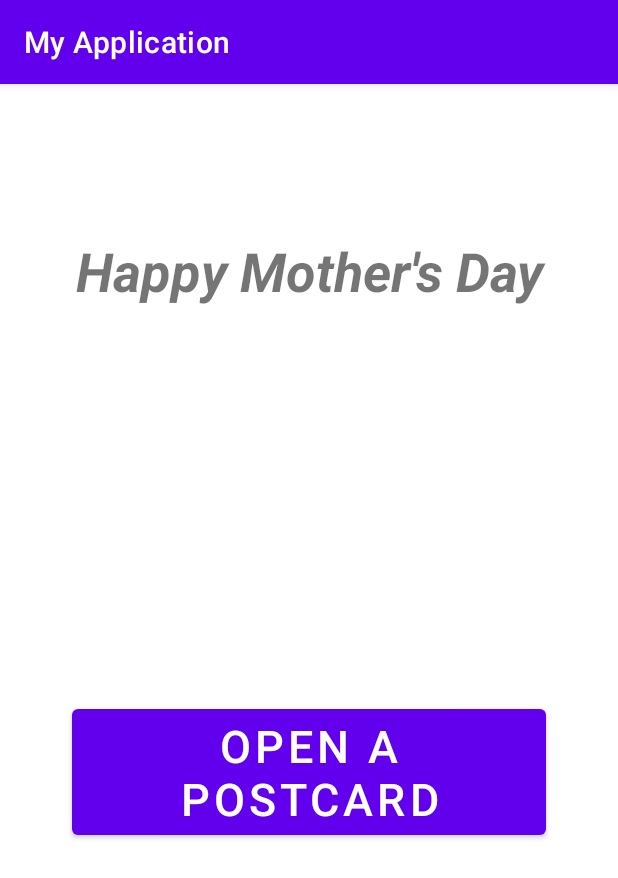
After one commit to Dmitry-Zv/My-application, an Android app: the Homework6 screen opened directly, with no data from a screen before it, on a phone screen of 412 x 824 dp. The commit adds this screen. Shown: the top 878 px of the screen. Run offline under Robolectric (Android 15) with nearby library versions, the phone set to English and light mode, and no system bars.

Commit message:
Add new activity and two fragments

```diff
--- a/app/src/main/AndroidManifest.xml
+++ b/app/src/main/AndroidManifest.xml
@@ -11,12 +11,13 @@
         android:roundIcon="@mipmap/ic_launcher_round"
         android:supportsRtl="true"
         android:theme="@style/AppTheme">
-        <activity android:name=".homework5.HomePage"></activity>
+        <activity android:name=".homework6.Homework6"></activity>
+        <activity android:name=".homework5.HomePage" />
         <activity android:name=".homework5.Homework5" />
         <activity android:name=".homework3.Homework3" />
         <activity android:name=".homework2.CatAnimation" />
         <activity android:name=".homework2.Flag" />
-        <activity android:name=".homework4.Homework4"/>
+        <activity android:name=".homework4.Homework4" />
         <activity android:name=".homework2.Homework2" />
         <activity android:name=".Homework1" />
         <activity android:name=".MainActivity">
--- a/app/src/main/java/by/zharikov/myapplication/MainActivity.kt
+++ b/app/src/main/java/by/zharikov/myapplication/MainActivity.kt
@@ -7,6 +7,7 @@ import by.zharikov.myapplication.homework2.Homework2
 import by.zharikov.myapplication.homework3.Homework3
 import by.zharikov.myapplication.homework4.Homework4
 import by.zharikov.myapplication.homework5.Homework5
+import by.zharikov.myapplication.homework6.Homework6
 import kotlinx.android.synthetic.main.activity_main.*
 
 class MainActivity : AppCompatActivity() {
@@ -33,5 +34,9 @@ class MainActivity : AppCompatActivity() {
             val intent = Intent(this, Homework5::class.java)
             startActivity(intent)
         }
+        button6.setOnClickListener {
+            val intent = Intent(this, Homework6::class.java)
+            startActivity(intent)
+        }
     }
 }
--- /dev/null
+++ b/app/src/main/java/by/zharikov/myapplication/homework6/Homework6.kt
@@ -0,0 +1,12 @@
+package by.zharikov.myapplication.homework6
+
+import androidx.appcompat.app.AppCompatActivity
+import android.os.Bundle
+import by.zharikov.myapplication.R
+
+class Homework6 : AppCompatActivity() {
+    override fun onCreate(savedInstanceState: Bundle?) {
+        super.onCreate(savedInstanceState)
+        setContentView(R.layout.activity_homework6)
+    }
+}
--- /dev/null
+++ b/app/src/main/java/by/zharikov/myapplication/homework6/PostcardFragment1.kt
@@ -0,0 +1,28 @@
+package by.zharikov.myapplication.homework6
+
+import android.os.Bundle
+import android.view.LayoutInflater
+import android.view.View
+import android.view.ViewGroup
+import androidx.fragment.app.Fragment
+import androidx.navigation.fragment.findNavController
+import by.zharikov.myapplication.R
+import kotlinx.android.synthetic.main.postcard_fragment1.*
+
+class PostcardFragment1 : Fragment() {
+    override fun onCreateView(
+        inflater: LayoutInflater,
+        container: ViewGroup?,
+        savedInstanceState: Bundle?
+    ): View? {
+        return inflater.inflate(R.layout.postcard_fragment1, container,  false)
+    }
+
+    override fun onViewCreated(view: View, savedInstanceState: Bundle?) {
+        super.onViewCreated(view, savedInstanceState)
+        open_postcard_button.setOnClickListener {
+            val nav = findNavController()
+            nav.navigate(R.id.showPostcardFragment2)
+        }
+    }
+}
--- /dev/null
+++ b/app/src/main/java/by/zharikov/myapplication/homework6/PostcardFragment2.kt
@@ -0,0 +1,6 @@
+package by.zharikov.myapplication.homework6
+
+import androidx.fragment.app.Fragment
+
+class PostcardFragment2 : Fragment() {
+}
--- /dev/null
+++ b/app/src/main/res/layout/activity_homework6.xml
@@ -0,0 +1,17 @@
+<?xml version="1.0" encoding="utf-8"?>
+<androidx.constraintlayout.widget.ConstraintLayout xmlns:android="http://schemas.android.com/apk/res/android"
+    xmlns:app="http://schemas.android.com/apk/res-auto"
+    xmlns:tools="http://schemas.android.com/tools"
+    android:layout_width="match_parent"
+    android:layout_height="match_parent"
+    tools:context=".homework6.Homework6">
+
+    <fragment
+        android:id="@+id/navigation_container_postcard"
+        android:name="androidx.navigation.fragment.NavHostFragment"
+        android:layout_width="match_parent"
+        android:layout_height="match_parent"
+        app:defaultNavHost="true"
+        app:navGraph="@navigation/nav_graph2" />
+
+</androidx.constraintlayout.widget.ConstraintLayout>
--- /dev/null
+++ b/app/src/main/res/layout/postcard_fragment1.xml
@@ -0,0 +1,28 @@
+<?xml version="1.0" encoding="utf-8"?>
+<androidx.constraintlayout.widget.ConstraintLayout xmlns:android="http://schemas.android.com/apk/res/android"
+    android:layout_width="match_parent"
+    android:layout_height="match_parent"
+    xmlns:app="http://schemas.android.com/apk/res-auto">
+    <TextView
+        android:id="@+id/mother_day_text_view"
+        android:layout_width="match_parent"
+        android:layout_height="wrap_content"
+        app:layout_constraintTop_toTopOf="parent"
+        android:textSize="36sp"
+        android:text="@string/happy_mother_s_day"
+        android:layout_marginTop="100dp"
+        android:layout_marginStart="20dp"
+        android:layout_marginEnd="20dp"
+        android:gravity="center"
+        android:textStyle="italic|bold"/>
+    <Button
+        android:id="@+id/open_postcard_button"
+        android:layout_width="match_parent"
+        android:layout_height="wrap_content"
+        app:layout_constraintTop_toBottomOf="@+id/mother_day_text_view"
+        app:layout_constraintBottom_toBottomOf="parent"
+        android:layout_marginStart="48dp"
+        android:layout_marginEnd="48dp"
+        android:text="@string/open_a_postcard"
+        android:textSize="30sp"/>
+</androidx.constraintlayout.widget.ConstraintLayout>
--- /dev/null
+++ b/app/src/main/res/navigation/nav_graph2.xml
@@ -0,0 +1,18 @@
+<?xml version="1.0" encoding="utf-8"?>
+<navigation xmlns:android="http://schemas.android.com/apk/res/android"
+    xmlns:app="http://schemas.android.com/apk/res-auto" android:id="@+id/nav_graph2"
+    app:startDestination="@id/postcardFragment1">
+
+    <fragment
+        android:id="@+id/postcardFragment1"
+        android:name="by.zharikov.myapplication.homework6.PostcardFragment1"
+        android:label="PostcardFragment1" >
+        <action
+            android:id="@+id/showPostcardFragment2"
+            app:destination="@id/postcardFragment2" />
+    </fragment>
+    <fragment
+        android:id="@+id/postcardFragment2"
+        android:name="by.zharikov.myapplication.homework6.PostcardFragment2"
+        android:label="PostcardFragment2" />
+</navigation>
--- a/app/src/main/res/values/strings.xml
+++ b/app/src/main/res/values/strings.xml
@@ -37,4 +37,6 @@
     <string name="success_coffee">"Coffee has been added"</string>
     <string name="success_register">"You are register!"</string>
     <string name="come_in">"Come in"</string>
+    <string name="happy_mother_s_day">Happy Mother\'s Day</string>
+    <string name="open_a_postcard">Open a postcard</string>
 </resources>
```
Also changed, not shown: app/src/main/res/layout/postcard_fragment2.xml (added, +27 -0 lines).
